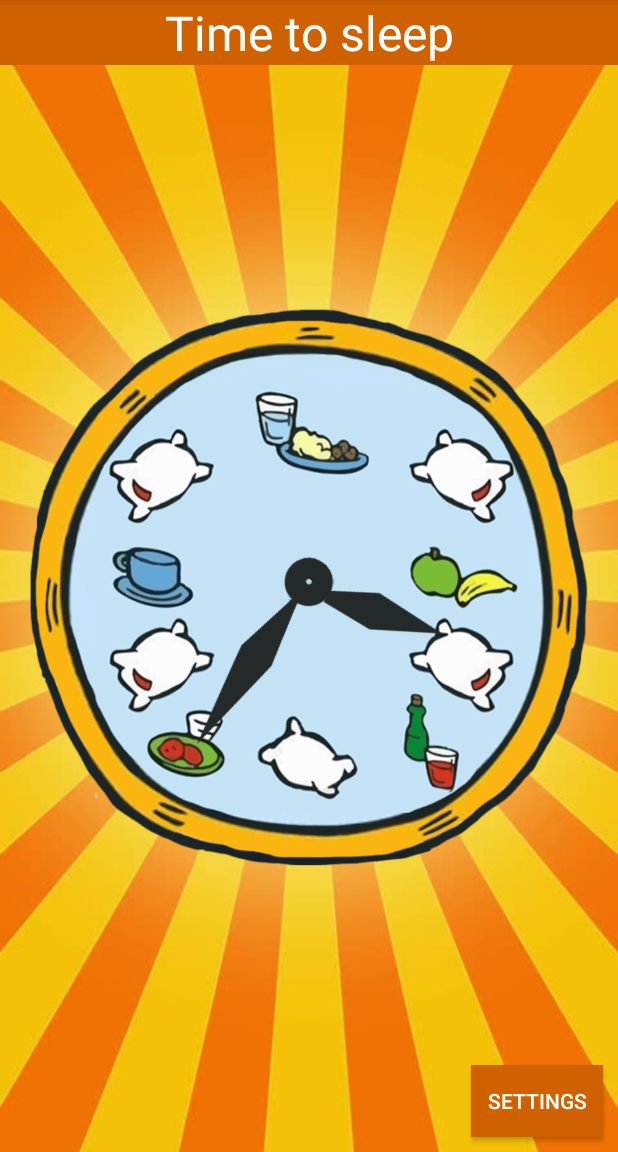
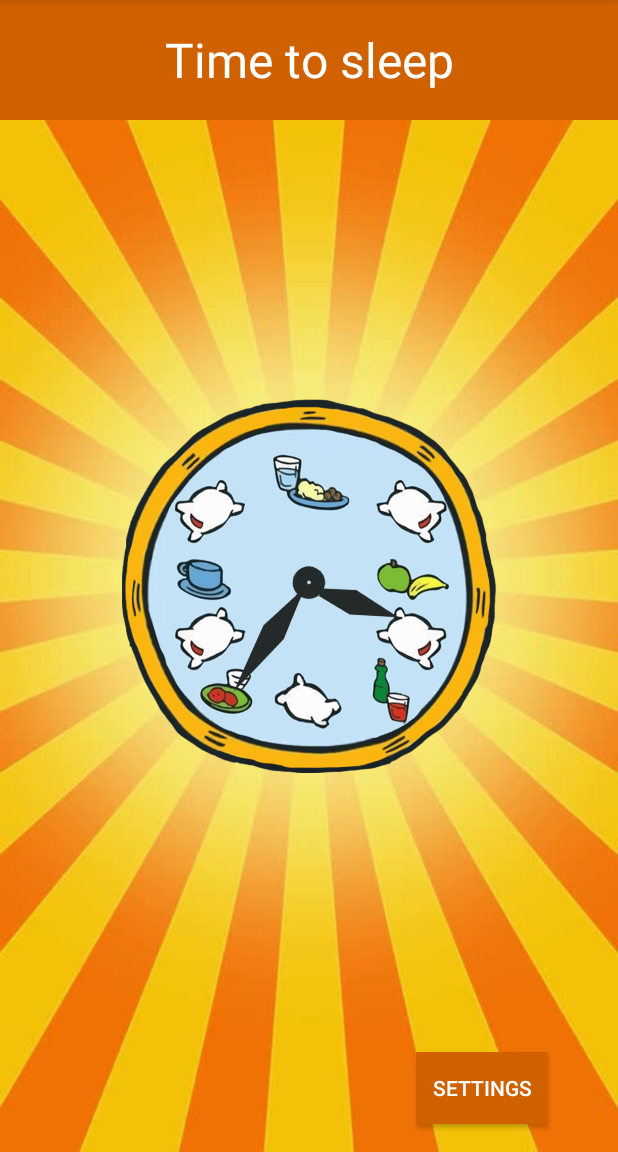
Before and after one commit to IsabelleCarlsson/SkalmansEatSleepClock, an Android app: the screen it shows after launch (MainActivity), on a phone screen of 412 x 824 dp, the part 84-1236 px from its top. Run offline under Robolectric (Android 15) with nearby library versions, the phone set to English and light mode, and no system bars.

Commit message:
Update rotate functionality with ConstraintLayout, add test using GregorianCalendar

```diff
--- a/app/src/main/java/com/example/skalmanseatsleepclock/MainActivity.java
+++ b/app/src/main/java/com/example/skalmanseatsleepclock/MainActivity.java
@@ -5,7 +5,6 @@ import android.os.Handler;
 import android.support.annotation.Nullable;
 import android.support.v7.app.AppCompatActivity;
 import android.os.Bundle;
-import android.text.format.Time;
 import android.view.View;
 import android.widget.AnalogClock;
 import android.widget.TextClock;
@@ -14,31 +13,39 @@ import android.widget.Toast;
 
 public class MainActivity extends AppCompatActivity {
     private String clockToast;
-    private final Handler handler = new Handler();
-    private TextView toDo;
-    AnalogClock analogClock;
-    TextClock digitalClock;
+    private Handler handler;
+    private TextView toDoView;
+    private String toDoText;
+    private AnalogClock analogClock;
+    private TextClock digitalClock;
+    private ToDoUpdater toDoUpdater;
 
     @Override
     protected void onCreate(Bundle savedInstanceState) {
         super.onCreate(savedInstanceState);
         setContentView(R.layout.activity_main);
 
-        toDo = findViewById(R.id.to_do_text);
+        handler = new Handler();
+        toDoUpdater = new ToDoUpdater();
+        toDoView = findViewById(R.id.to_do_text);
         analogClock = findViewById(R.id.analog_clock);
         digitalClock = findViewById(R.id.digital_clock);
         digitalClock.setVisibility(View.GONE);
 
-        // Handler that updates To Do text
-        handler.post(new Runnable() {
-            @Override
-            public void run() {
-                updateTimeToText();
-                handler.postDelayed(this, 1000);
+        if (savedInstanceState != null) {
+            toDoView.setTextSize(savedInstanceState.getInt("textSize"));
+            if (savedInstanceState.getBoolean("digitalClock")) {
+                digitalClock.setVisibility(View.VISIBLE);
+                analogClock.setVisibility(View.GONE);
+            } else {
+                analogClock.setVisibility(View.VISIBLE);
+                digitalClock.setVisibility(View.GONE);
             }
-        });
 
-        // Shows toast when analogClock is clicked
+        }
+        textHandler();
+
+        // Shows toast when analog clock is clicked
         analogClock.setOnClickListener(new View.OnClickListener() {
             @Override
             public void onClick(View v) {
@@ -46,7 +53,7 @@ public class MainActivity extends AppCompatActivity {
             }
         });
 
-        // Shows toast when digitalClock is clicked
+        // Shows toast when digital clock is clicked
         digitalClock.setOnClickListener(new View.OnClickListener() {
             @Override
             public void onClick(View v) {
@@ -55,27 +62,31 @@ public class MainActivity extends AppCompatActivity {
         });
     }
 
-    private void updateTimeToText() {
-        String toDoString;
-        Time now = new Time();
-        now.setToNow();
-        int mins = now.minute;
-
-        // Update time to do text according to minutes
-        if ((mins >= 7 && mins <= 12) || (mins >= 17 && mins <= 21) || (mins >= 28 && mins <= 33) || (mins >= 38 && mins <= 42) || (mins >= 48 && mins <= 55)) {
-            toDoString = "Time to sleep";
-        } else if ((mins >= 0 && mins <= 6) || (mins >= 13 && mins <= 16) || (mins >= 34 && mins <= 37) || (mins >= 56 && mins <= 59)) {
-            toDoString = "Time to eat";
-        } else {
-            toDoString = "Time to drink";
-        }
-        toDo.setText(toDoString);
-        clockToast = toDoString;
+    public void textHandler() {
+        // Handler that updates To Do text
+        handler.post(new Runnable() {
+            @Override
+            public void run() {
+                toDoUpdater.updateText();
+                toDoText = toDoUpdater.toString();
+                toDoView.setText(toDoText);
+                clockToast = toDoText;
+                handler.postDelayed(this, 1000);
+            }
+        });
     }
 
     public void settingsClicked(View view) {
         Intent intent = new Intent(this, SettingsActivity.class);
         startActivityForResult(intent, SettingsActivity.SETTINGS_REQUEST);
+    }
+
+    @Override
+    protected void onSaveInstanceState(Bundle outState) {
+        super.onSaveInstanceState(outState);
+        outState.putInt("textSize", (int) (toDoView.getTextSize() / getResources().getDisplayMetrics().scaledDensity));
+        outState.putBoolean("digitalClock", digitalClock.isShown());
+        System.out.println((int) toDoView.getTextSize());
     }
 
     @Override
@@ -86,12 +97,13 @@ public class MainActivity extends AppCompatActivity {
         if (requestCode == SettingsActivity.SETTINGS_REQUEST) {
             if (resultCode == RESULT_OK) {
                 if (data != null) {
-                    // Change size according to setting
-                    fontSize = data.getIntExtra("size", 32);
-                    toDo.setTextSize(fontSize);
 
-                    // Handles digital/analog clock setting
-                    if (data.getBooleanExtra("digital", false)) {
+                    // Change text size according to slider progress
+                    fontSize = data.getIntExtra("toDoSize", 32);
+                    toDoView.setTextSize(fontSize);
+
+                    // Show/hide digital/analog clock according to switch state
+                    if (data.getBooleanExtra("digitalClock", false)) {
                         digitalClock.setVisibility(View.VISIBLE);
                         analogClock.setVisibility(View.GONE);
                     } else {
--- /dev/null
+++ b/app/src/main/java/com/example/skalmanseatsleepclock/ToDoUpdater.java
@@ -0,0 +1,38 @@
+package com.example.skalmanseatsleepclock;
+
+import java.util.GregorianCalendar;
+
+public class ToDoUpdater {
+    private String toDoText;
+    private GregorianCalendar gregorianCalendar;
+
+    public ToDoUpdater() {
+        toDoText = "";
+        gregorianCalendar = new GregorianCalendar();
+    }
+
+    public void updateText() {
+        int minutes = gregorianCalendar.get(GregorianCalendar.MINUTE);
+
+        // Update Time To Do text according to analog clock dials
+        if ((minutes >= 7 && minutes <= 12) || (minutes >= 17 && minutes <= 21) ||
+            (minutes >= 27 && minutes <= 33) || (minutes >= 38 && minutes <= 42) ||
+            (minutes >= 48 && minutes <= 55)) {
+            toDoText = "Time to sleep";
+        } else if ((minutes >= 0 && minutes <= 6) || (minutes >= 13 && minutes <= 16) ||
+                   (minutes >= 34 && minutes <= 37) || (minutes >= 56 && minutes <= 59)) {
+            toDoText = "Time to eat";
+        } else {
+            toDoText = "Time to drink";
+        }
+    }
+
+    @Override
+    public String toString() {
+        return toDoText;
+    }
+
+    public void setTime(GregorianCalendar gregorianCalendar) {
+        this.gregorianCalendar = gregorianCalendar;
+    }
+}
--- a/app/src/main/res/layout/activity_main.xml
+++ b/app/src/main/res/layout/activity_main.xml
@@ -1,4 +1,5 @@
-<LinearLayout xmlns:android="http://schemas.android.com/apk/res/android"
+<android.support.constraint.ConstraintLayout xmlns:android="http://schemas.android.com/apk/res/android"
+    xmlns:app="http://schemas.android.com/apk/res-auto"
     xmlns:tools="http://schemas.android.com/tools"
     android:id="@+id/main_activity"
     android:layout_width="match_parent"
@@ -10,41 +11,71 @@
     <TextView
         android:id="@+id/to_do_text"
         android:layout_width="match_parent"
-        android:layout_height="wrap_content"
-        android:layout_marginBottom="40dp"
+        android:layout_height="80dp"
         android:background="#d06100"
         android:textAlignment="center"
         android:textColor="@android:color/white"
-        android:textSize="32sp" />
+        android:textSize="32sp"
+        app:layout_constraintBottom_toTopOf="@+id/settings_button"
+        app:layout_constraintEnd_toEndOf="parent"
+        app:layout_constraintStart_toStartOf="parent"
+        app:layout_constraintTop_toTopOf="parent"
+        app:layout_constraintVertical_bias="0.0"
+        android:gravity="center"
+        android:freezesText="true" />
 
     <AnalogClock
         android:id="@+id/analog_clock"
-        android:layout_width="wrap_content"
-        android:layout_height="0dp"
-        android:layout_weight="1"
-        android:layout_margin="20dp"
+        android:layout_width="250dp"
+        android:layout_height="250dp"
+        android:layout_marginStart="8dp"
+        android:layout_marginTop="8dp"
+        android:layout_marginEnd="8dp"
+        android:layout_marginBottom="8dp"
         android:dial="@drawable/klocka"
         android:hand_hour="@drawable/hour"
-        android:hand_minute="@drawable/minute" />
+        android:hand_minute="@drawable/minute"
+        app:layout_constraintBottom_toTopOf="@+id/settings_button"
+        app:layout_constraintEnd_toEndOf="parent"
+        app:layout_constraintStart_toStartOf="parent"
+        app:layout_constraintTop_toBottomOf="@+id/to_do_text" />
 
     <TextClock
         android:id="@+id/digital_clock"
-        android:layout_width="match_parent"
-        android:layout_height="0dp"
+        android:layout_width="280dp"
+        android:layout_height="280dp"
+        android:layout_marginStart="8dp"
+        android:layout_marginTop="8dp"
+        android:layout_marginEnd="8dp"
+        android:layout_marginBottom="8dp"
         android:layout_weight="1"
         android:gravity="center"
         android:textSize="50sp"
-        android:layout_margin="20dp" />
+        app:layout_constraintBottom_toTopOf="@+id/settings_button"
+        app:layout_constraintEnd_toEndOf="parent"
+        app:layout_constraintHorizontal_bias="0.504"
+        app:layout_constraintStart_toStartOf="parent"
+        app:layout_constraintTop_toBottomOf="@+id/to_do_text"
+        app:layout_constraintVertical_bias="0.41" />
 
     <Button
         android:id="@+id/settings_button"
         android:layout_width="wrap_content"
         android:layout_height="wrap_content"
-        android:layout_gravity="end"
         android:layout_margin="10dp"
+        android:layout_marginStart="8dp"
+        android:layout_marginTop="8dp"
+        android:layout_marginEnd="8dp"
+        android:layout_marginBottom="8dp"
         android:background="#d06100"
         android:onClick="settingsClicked"
         android:text="@string/action_settings"
-        android:textColor="@android:color/white" />
+        android:textColor="@android:color/white"
+        app:layout_constraintBottom_toBottomOf="parent"
+        app:layout_constraintEnd_toEndOf="parent"
+        app:layout_constraintHorizontal_bias="0.879"
+        app:layout_constraintStart_toStartOf="parent"
+        app:layout_constraintTop_toTopOf="parent"
+        app:layout_constraintVertical_bias="0.988" />
 
-</LinearLayout>
+</android.support.constraint.ConstraintLayout>
--- a/app/src/main/res/values/ic_launcher_background.xml
+++ b/app/src/main/res/values/ic_launcher_background.xml
@@ -1,4 +1,4 @@
 <?xml version="1.0" encoding="utf-8"?>
 <resources>
-    <color name="ic_launcher_background">#FFFAFF</color>
+    <color name="ic_launcher_background">#03A9F4</color>
 </resources>
```
Also changed, not shown: app/src/main/AndroidManifest.xml (+7 -3 lines), app/src/main/java/com/example/skalmanseatsleepclock/SettingsActivity.java (+4 -3 lines), 1 other file.
